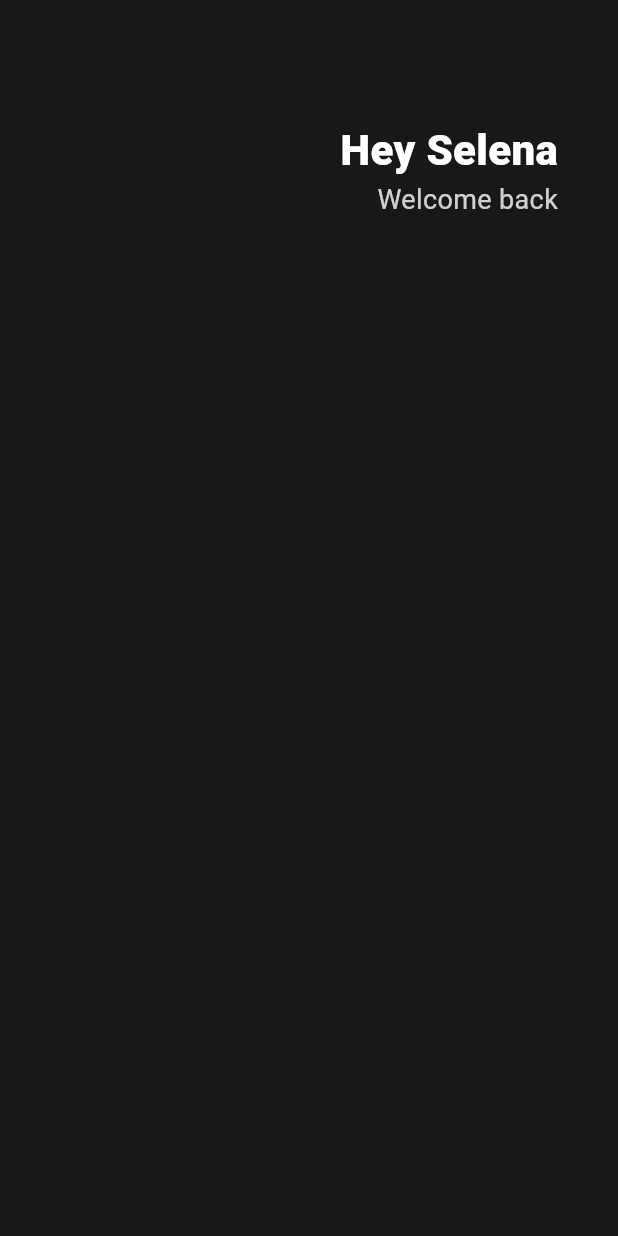
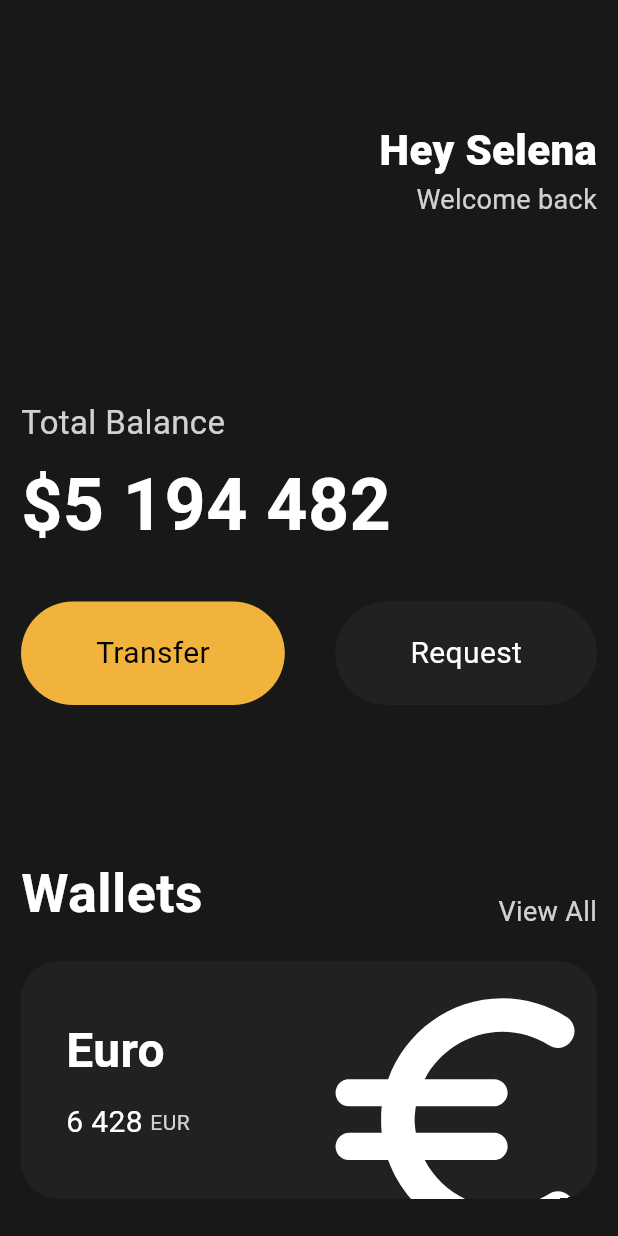
Before and after one commit to Eunhui/nomadcoders_flutter_webtoon, a Flutter app: the screen it shows after launch, on a phone screen of 412 x 824 dp. Run offline on Flutter 3.47's test engine with Material 3 defaults, Android fonts, the phone set to English and light mode, and no system bars.

Commit message:
Icons and Transforms

```diff
--- a/lib/main.dart
+++ b/lib/main.dart
@@ -1,21 +1,27 @@
 import 'package:flutter/material.dart';
+import 'package:toonflix/widgets/button.dart';
 
 void main() {
-  runApp(App());
+  runApp(const App());
 }
 
 class App extends StatelessWidget {
+  const App({super.key});
+
   @override
   Widget build(BuildContext context) {
     // TODO: implement build
     return MaterialApp(
       home: Scaffold(
-        backgroundColor: Color(0xFF181818),
+        backgroundColor: const Color(0xFF181818),
         body: Padding(
-          padding: EdgeInsets.symmetric(horizontal: 40),
+          padding: const EdgeInsets.symmetric(
+            horizontal: 14,
+          ),
           child: Column(
+            crossAxisAlignment: CrossAxisAlignment.start,
             children: [
-              SizedBox(
+              const SizedBox(
                 height: 80,
               ),
               Row(
@@ -24,7 +30,7 @@ class App extends StatelessWidget {
                   Column(
                     crossAxisAlignment: CrossAxisAlignment.end,
                     children: [
-                      Text(
+                      const Text(
                         'Hey Selena',
                         style: TextStyle(
                           color: Colors.white,
@@ -42,7 +48,134 @@ class App extends StatelessWidget {
                     ],
                   )
                 ],
-              )
+              ),
+              const SizedBox(
+                height: 120,
+              ),
+              Text(
+                'Total Balance',
+                style: TextStyle(
+                  color: Colors.white.withOpacity(0.8),
+                  fontSize: 22,
+                ),
+              ),
+              const SizedBox(
+                height: 5,
+              ),
+              const Text(
+                '\$5 194 482',
+                style: TextStyle(
+                  color: Colors.white,
+                  fontSize: 48,
+                  fontWeight: FontWeight.w600,
+                ),
+              ),
+              const SizedBox(
+                height: 30,
+              ),
+              const Row(
+                mainAxisAlignment: MainAxisAlignment.spaceBetween,
+                children: [
+                  Button(
+                    text: 'Transfer',
+                    bgColor: Color(0xFFf1B33b),
+                    textColor: Colors.black,
+                  ),
+                  Button(
+                    text: 'Request',
+                    bgColor: Color(0xFF1F2123),
+                    textColor: Colors.white,
+                  ),
+                ],
+              ),
+              const SizedBox(
+                height: 100,
+              ),
+              Row(
+                mainAxisAlignment: MainAxisAlignment.spaceBetween,
+                crossAxisAlignment: CrossAxisAlignment.end,
+                children: [
+                  const Text(
+                    'Wallets',
+                    style: TextStyle(
+                      color: Colors.white,
+                      fontSize: 36,
+                      fontWeight: FontWeight.w600,
+                    ),
+                  ),
+                  Text(
+                    'View All',
+                    style: TextStyle(
+                      color: Colors.white.withOpacity(0.8),
+                      fontSize: 18,
+                    ),
+                  ),
+                ],
+              ),
+              const SizedBox(
+                height: 20,
+              ),
+              Container(
+                // CARD
+                clipBehavior: Clip.hardEdge,
+                decoration: BoxDecoration(
+                  color: const Color(0xFF1F2123),
+                  borderRadius: BorderRadius.circular(25),
+                ),
+                child: Padding(
+                  padding: const EdgeInsets.all(30),
+                  child: Row(
+                    mainAxisAlignment: MainAxisAlignment.spaceBetween,
+                    children: [
+                      Column(
+                        crossAxisAlignment: CrossAxisAlignment.start,
+                        children: [
+                          const Text(
+                            'Euro',
+                            style: TextStyle(
+                              color: Colors.white,
+                              fontSize: 32,
+                              fontWeight: FontWeight.w600,
+                            ),
+                          ),
+                          const SizedBox(
+                            height: 10,
+                          ),
+                          Row(
+                            children: [
+                              const Text(
+                                '6 428',
+                                style: TextStyle(
+                                  color: Colors.white,
+                                  fontSize: 20,
+                                ),
+                              ),
+                              const SizedBox(width: 5),
+                              Text(
+                                'EUR',
+                                style: TextStyle(
+                                  color: Colors.white.withOpacity(0.8),
+                                ),
+                              ),
+                            ],
+                          )
+                        ],
+                      ),
+                      Transform.scale(
+                        scale: 2.2,
+                        child: Transform.translate(
+                          offset: const Offset(-5, 12),
+                          child: const Icon(
+                            Icons.euro_rounded,
+                            color: Colors.white,
+                            size: 98,
+                          ),
+                        ),
+                      ),
+                    ],
+                  ),
+                ),
+              ),
             ],
           ),
         ),
--- /dev/null
+++ b/lib/widgets/button.dart
@@ -0,0 +1,33 @@
+import 'package:flutter/material.dart';
+
+class Button extends StatelessWidget {
+  final String text;
+  final Color bgColor;
+  final Color textColor;
+  const Button({
+    super.key,
+    required this.text,
+    required this.bgColor,
+    required this.textColor,
+  });
+  @override
+  Widget build(BuildContext context) {
+    return Container(
+      decoration: BoxDecoration(
+          color: bgColor, borderRadius: BorderRadius.circular(45)),
+      child: Padding(
+        padding: const EdgeInsets.symmetric(
+          vertical: 20,
+          horizontal: 50,
+        ),
+        child: Text(
+          text,
+          style: TextStyle(
+            fontSize: 20,
+            color: textColor,
+          ),
+        ),
+      ),
+    );
+  }
+}
```
